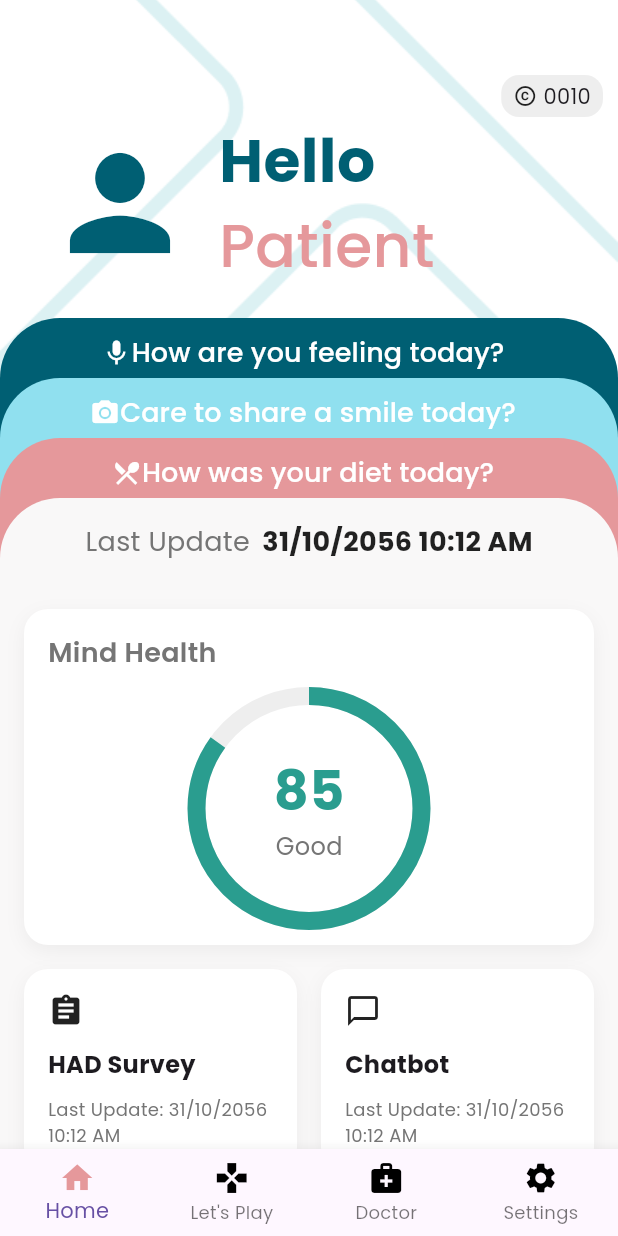
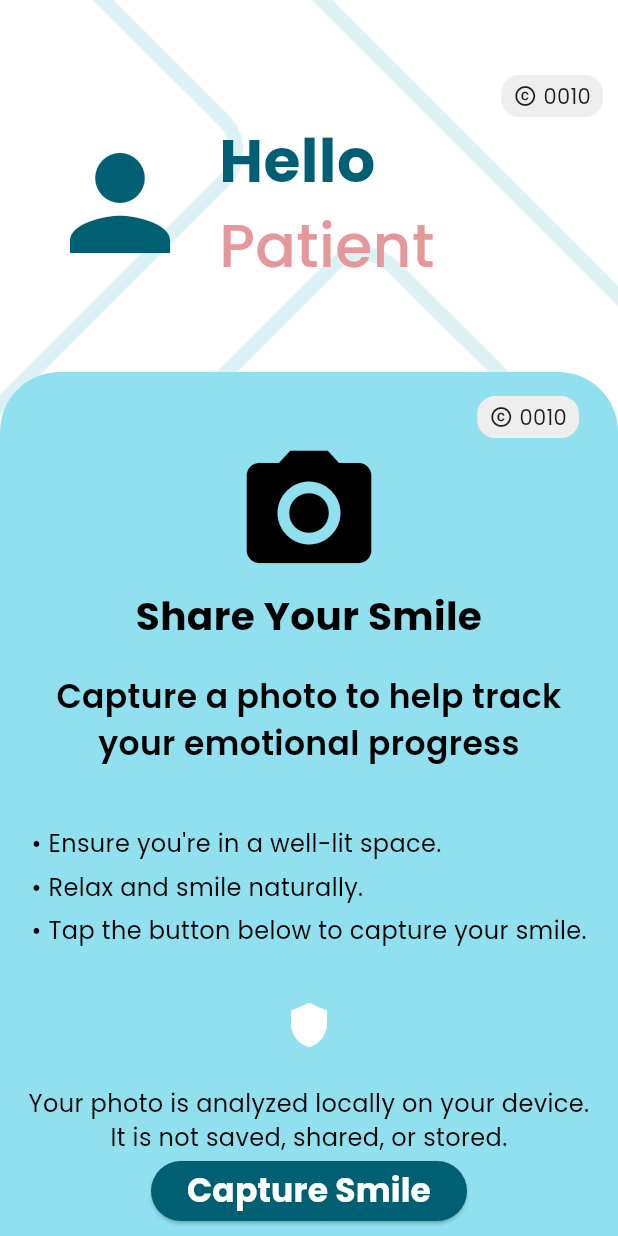
Before and after one commit to CHAARI-Marwa/Moody, a Flutter app: the screen it shows after launch, after a tap on "Care to share a smile today?", on a phone screen of 412 x 824 dp. Run offline on Flutter 3.47's test engine with Material 3 defaults, Android fonts, the light colour scheme and no system bars; our stand-ins replace flutter_widget_from_html, image_picker, smooth_page_indicator.

Commit message:
Share your smile page

```diff
--- a/lib/dashboard.dart
+++ b/lib/dashboard.dart
@@ -1,5 +1,6 @@
 import 'package:flutter/material.dart';
 import 'package:moody/explore.dart';
+import 'package:moody/smile.dart';
 import 'doctor_list.dart';
 import 'had_survey.dart';
 import 'screens/playground.dart';
@@ -19,33 +20,25 @@ class _DashboardScreenState extends State<DashboardScreen> {
       case 0:
         Navigator.push(
           context,
-          MaterialPageRoute(
-              builder: (context) =>
-                  DashboardScreen()),
+          MaterialPageRoute(builder: (context) => DashboardScreen()),
         );
         break;
       case 1:
         Navigator.push(
           context,
-          MaterialPageRoute(
-              builder: (context) =>
-                  PlaygroundScreen()),
+          MaterialPageRoute(builder: (context) => PlaygroundScreen()),
         );
         break;
       case 2:
         Navigator.push(
           context,
-          MaterialPageRoute(
-              builder: (context) =>
-                  DoctorListPage()),
+          MaterialPageRoute(builder: (context) => DoctorListPage()),
         );
         break;
       case 3:
         Navigator.push(
           context,
-          MaterialPageRoute(
-              builder: (context) =>
-                  OnboardingScreen()),
+          MaterialPageRoute(builder: (context) => OnboardingScreen()),
         );
         break;
       default:
@@ -198,7 +191,14 @@ class _DashboardScreenState extends State<DashboardScreen> {
                         child: Align(
                           alignment: Alignment.topCenter,
                           child: TextButton(
-                            onPressed: () {},
+                            onPressed: () {
+                              Navigator.push(
+                                context,
+                                MaterialPageRoute(
+                                  builder: (context) => CaptureSmile(),
+                                ),
+                              );
+                            },
                             style: TextButton.styleFrom(
                               padding: EdgeInsets.only(
                                 top: 10,
@@ -428,16 +428,12 @@ class _DashboardScreenState extends State<DashboardScreen> {
       ),
       bottomNavigationBar: BottomNavigationBar(
         type: BottomNavigationBarType.fixed,
-        selectedIconTheme:
-            const IconThemeData(color: Color(0xFFE5989B)),
-        unselectedIconTheme: const IconThemeData(
-            color: Colors.black),
+        selectedIconTheme: const IconThemeData(color: Color(0xFFE5989B)),
+        unselectedIconTheme: const IconThemeData(color: Colors.black),
         currentIndex: 0,
         items: const <BottomNavigationBarItem>[
           BottomNavigationBarItem(
-            icon: Icon(
-              Icons.home
-            ),
+            icon: Icon(Icons.home),
             label: 'Home',
           ),
           BottomNavigationBarItem(
--- /dev/null
+++ b/lib/smile.dart
@@ -0,0 +1,241 @@
+import 'package:flutter/material.dart';
+import 'package:image_picker/image_picker.dart';
+import 'dart:io';
+
+class CaptureSmile extends StatefulWidget {
+  @override
+  _CaptureSmileState createState() => _CaptureSmileState();
+}
+
+class _CaptureSmileState extends State<CaptureSmile> {
+  final String patientName = "Patient";
+  final ImagePicker picker = ImagePicker();
+  File? _image;
+  List<dynamic> objDetect = [];
+  List<dynamic> boxes = [];
+
+  Future<void> getImageFromCamera() async {
+    final pickedFile = await picker.pickImage(source: ImageSource.camera);
+    List<dynamic> newDetectionList =
+        [];
+    setState(() {
+      objDetect = newDetectionList;
+      boxes.clear();
+    });
+    if (pickedFile != null) {
+      setState(() {
+        _image = File(pickedFile.path);
+      });
+    }
+  }
+
+  @override
+  Widget build(BuildContext context) {
+    return Scaffold(
+      body: Container(
+        decoration: BoxDecoration(
+          image: DecorationImage(
+            image: AssetImage('assets/white_bg.png'),
+            fit: BoxFit.cover,
+          ),
+        ),
+        child: Column(
+          children: [
+            Padding(padding: EdgeInsets.only(top: 50)),
+            Row(
+              mainAxisAlignment: MainAxisAlignment.end,
+              children: [
+                Padding(
+                  padding: const EdgeInsets.only(right: 10),
+                  child: Container(
+                    padding: EdgeInsets.symmetric(horizontal: 8, vertical: 4),
+                    decoration: BoxDecoration(
+                      color: Colors.grey[200],
+                      borderRadius: BorderRadius.circular(12),
+                    ),
+                    child: Row(
+                      children: [
+                        Icon(Icons.copyright, size: 16),
+                        SizedBox(width: 4),
+                        Text("0010"),
+                      ],
+                    ),
+                  ),
+                ),
+              ],
+            ),
+            Padding(
+              padding: EdgeInsets.only(left: 30.0),
+              child: Align(
+                alignment: Alignment.centerLeft,
+                child: Row(
+                  crossAxisAlignment: CrossAxisAlignment.center,
+                  children: [
+                    Icon(
+                      Icons.person,
+                      size: 100,
+                      color: Color(0xFF005F73),
+                    ),
+                    SizedBox(width: 16),
+                    Column(
+                      crossAxisAlignment: CrossAxisAlignment.start,
+                      children: [
+                        Text(
+                          "Hello",
+                          style: TextStyle(
+                            fontSize: 40,
+                            color: Color(0xFF005F73),
+                            fontWeight: FontWeight.bold,
+                          ),
+                        ),
+                        Text(
+                          patientName,
+                          style: TextStyle(
+                            fontSize: 40,
+                            color: Color(0xFFE5989B),
+                            fontWeight: FontWeight.w500,
+                          ),
+                        ),
+                      ],
+                    ),
+                  ],
+                ),
+              ),
+            ),
+            SizedBox(height: 56),
+            Expanded(
+              child: Container(
+                decoration: BoxDecoration(
+                  color: Color(0xFF90E0EF),
+                  borderRadius: BorderRadius.only(
+                    topLeft: Radius.circular(40),
+                    topRight: Radius.circular(40),
+                  ),
+                ),
+                child: Padding(
+                  padding: const EdgeInsets.all(16.0),
+                  child: Column(
+                    mainAxisAlignment: MainAxisAlignment.spaceBetween,
+                    children: [
+                      Column(
+                        children: [
+                          Row(
+                            mainAxisAlignment: MainAxisAlignment.end,
+                            children: [
+                              Padding(
+                                padding: const EdgeInsets.only(right: 10),
+                                child: Container(
+                                  padding: EdgeInsets.symmetric(
+                                      horizontal: 8, vertical: 4),
+                                  decoration: BoxDecoration(
+                                    color: Colors.grey[200],
+                                    borderRadius: BorderRadius.circular(12),
+                                  ),
+                                  child: Row(
+                                    children: [
+                                      Icon(Icons.copyright, size: 16),
+                                      SizedBox(width: 4),
+                                      Text("0010"),
+                                    ],
+                                  ),
+                                ),
+                              ),
+                            ],
+                          ),
+                          Icon(
+                            Icons.camera_alt,
+                            color: Colors.black,
+                            size: 100,
+                          ),
+                          Text(
+                            "Share Your Smile",
+                            textAlign: TextAlign.center,
+                            style: TextStyle(
+                              color: Colors.black,
+                              fontSize: 26,
+                              fontWeight: FontWeight.bold,
+                            ),
+                          ),
+                          SizedBox(height: 20),
+                          Text(
+                            "Capture a photo to help track your emotional progress",
+                            textAlign: TextAlign.center,
+                            style: TextStyle(
+                              color: Colors.black,
+                              fontSize: 22,
+                              fontWeight: FontWeight.w600,
+                            ),
+                          ),
+                          SizedBox(height: 40),
+                          Column(
+                            crossAxisAlignment: CrossAxisAlignment.start,
+                            children: [
+                              Text(
+                                "• Ensure you're in a well-lit space.",
+                                style: TextStyle(
+                                  color: Colors.black,
+                                  fontSize: 16,
+                                ),
+                              ),
+                              SizedBox(height: 6),
+                              Text(
+                                "• Relax and smile naturally.",
+                                style: TextStyle(
+                                  color: Colors.black,
+                                  fontSize: 16,
+                                ),
+                              ),
+                              SizedBox(height: 6),
+                              Text(
+                                "• Tap the button below to capture your smile.",
+                                style: TextStyle(
+                                  color: Colors.black,
+                                  fontSize: 16,
+                                ),
+                              ),
+                            ],
+                          ),
+                          SizedBox(height: 35),
+                          Icon(
+                            Icons.shield,
+                            color: Colors.white,
+                            size: 32,
+                          ),
+                          SizedBox(height: 25),
+                          Text(
+                            "Your photo is analyzed locally on your device.\nIt is not saved, shared, or stored.",
+                            textAlign: TextAlign.center,
+                            style: TextStyle(color: Colors.black, fontSize: 16),
+                          ),
+                        ],
+                      ),
+                      ElevatedButton(
+                        onPressed: () {
+                          getImageFromCamera();
+                        },
+                        style: ElevatedButton.styleFrom(
+                          backgroundColor: Color(0xFF005F73),
+                          shape: RoundedRectangleBorder(
+                            borderRadius: BorderRadius.circular(20),
+                          ),
+                        ),
+                        child: Text(
+                          "Capture Smile",
+                          style: TextStyle(
+                            color: Colors.white,
+                            fontSize: 22,
+                            fontWeight: FontWeight.bold,
+                          ),
+                        ),
+                      ),
+                    ],
+                  ),
+                ),
+              ),
+            ),
+          ],
+        ),
+      ),
+    );
+  }
+}
--- a/pubspec.yaml
+++ b/pubspec.yaml
@@ -30,6 +30,7 @@ environment:
 dependencies:
   flutter:
     sdk: flutter
+  image_picker: ^0.8.7+5
 
 
   # The following adds the Cupertino Icons font to your application.
```
Also changed, not shown: pubspec.lock, 5 other files.
